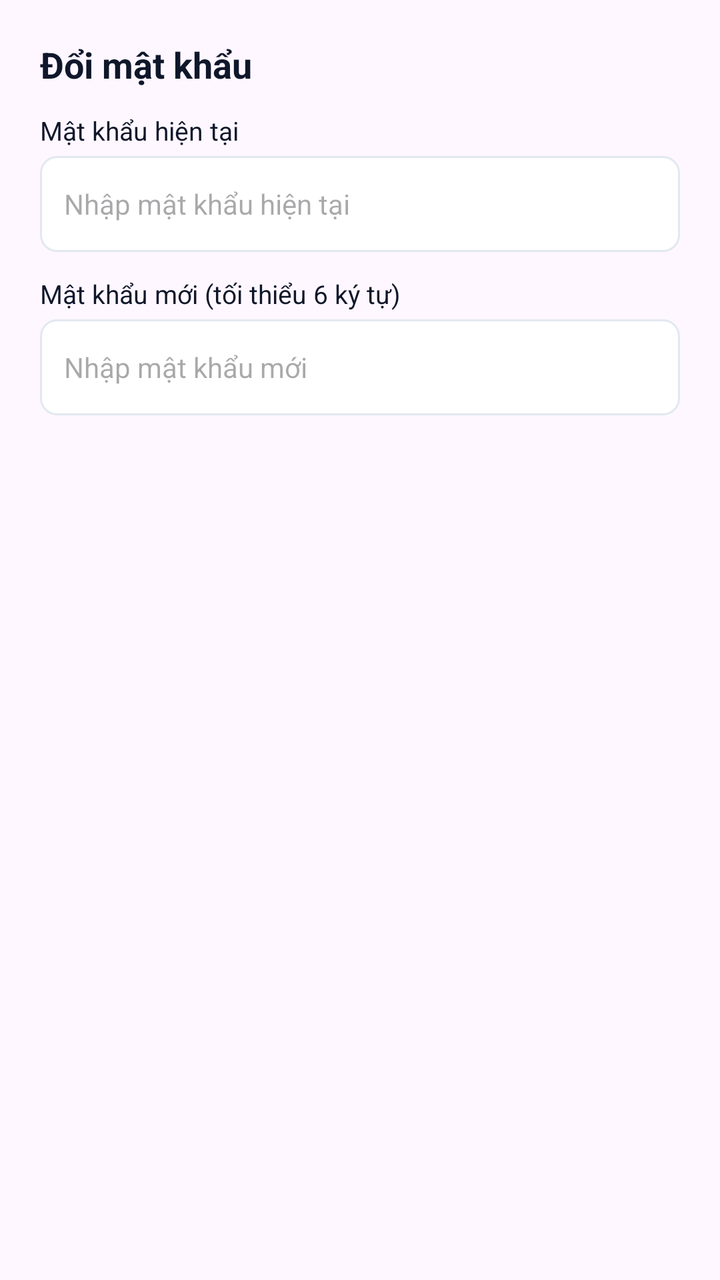
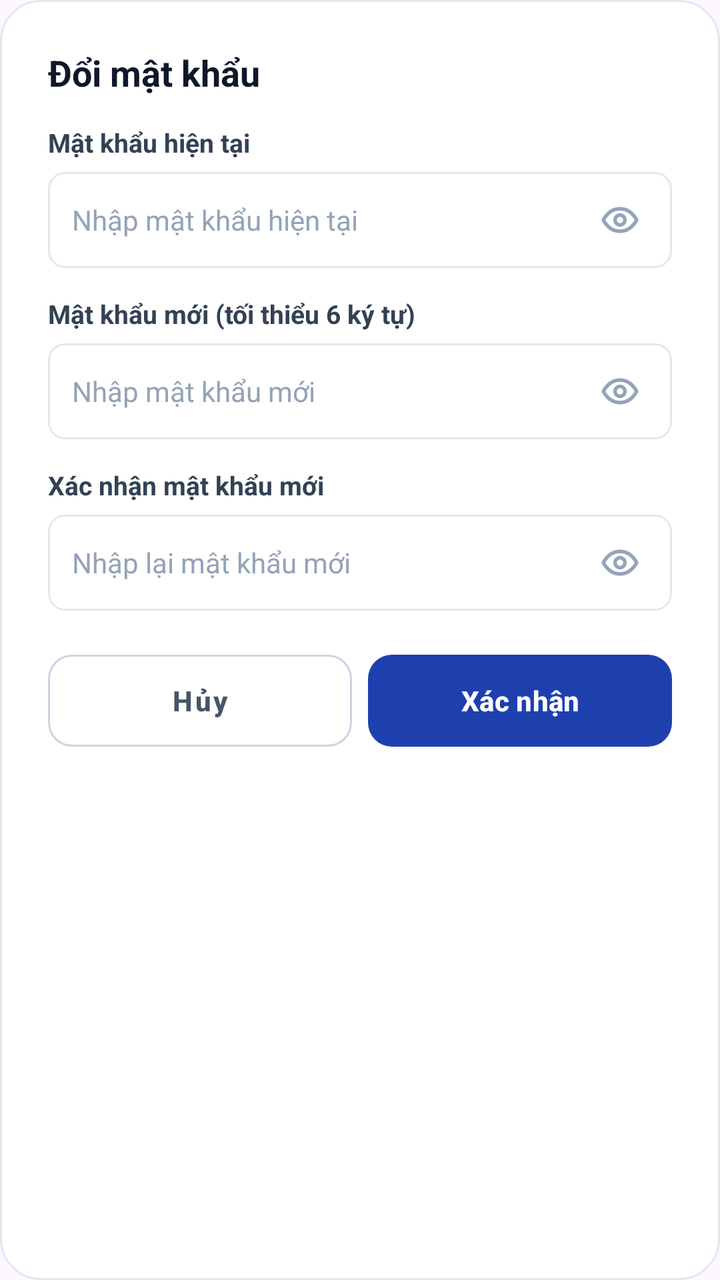

Two renders of the same Android screen: before a commit and after it. Below are the layout's source before the change and the commit's diff.
<!-- AndroidManifest.xml: application theme Theme.BaseProject -->
<!-- res/layout/dialog_change_password.xml -->
<?xml version="1.0" encoding="utf-8"?>
<LinearLayout xmlns:android="http://schemas.android.com/apk/res/android"
    android:layout_width="match_parent"
    android:layout_height="wrap_content"
    android:orientation="vertical"
    android:padding="20dp">

    <TextView
        android:layout_width="wrap_content"
        android:layout_height="wrap_content"
        android:text="Đổi mật khẩu"
        android:textColor="@color/text_primary"
        android:textSize="18sp"
        android:textStyle="bold" />

    <TextView
        android:layout_width="wrap_content"
        android:layout_height="wrap_content"
        android:layout_marginTop="12dp"
        android:text="Mật khẩu hiện tại"
        android:textColor="@color/text_primary"
        android:textSize="13sp" />

    <EditText
        android:id="@+id/etCurrentPassword"
        android:layout_width="match_parent"
        android:layout_height="48dp"
        android:layout_marginTop="4dp"
        android:background="@drawable/bg_input_field"
        android:hint="Nhập mật khẩu hiện tại"
        android:inputType="textPassword"
        android:paddingHorizontal="12dp"
        android:textColor="@color/text_primary"
        android:textSize="14sp" />

    <TextView
        android:layout_width="wrap_content"
        android:layout_height="wrap_content"
        android:layout_marginTop="12dp"
        android:text="Mật khẩu mới (tối thiểu 6 ký tự)"
        android:textColor="@color/text_primary"
        android:textSize="13sp" />

    <EditText
        android:id="@+id/etNewPassword"
        android:layout_width="match_parent"
        android:layout_height="48dp"
        android:layout_marginTop="4dp"
        android:background="@drawable/bg_input_field"
        android:hint="Nhập mật khẩu mới"
        android:inputType="textPassword"
        android:paddingHorizontal="12dp"
        android:textColor="@color/text_primary"
        android:textSize="14sp" />

</LinearLayout>
<!-- resources referenced by this layout -->
<resources>
  <color name="text_primary">#0F172A</color>
  <!-- drawable bg_input_field (drawable) -->
  <?xml version="1.0" encoding="utf-8"?>
  <shape xmlns:android="http://schemas.android.com/apk/res/android"
      android:shape="rectangle">
      <solid android:color="@color/card_bg" />
      <stroke
          android:width="1dp"
          android:color="@color/border_default" />
      <corners android:radius="8dp" />
  </shape>
  <style name="Theme.BaseProject" parent="Base.Theme.BaseProject" />
  <color name="card_bg">#FFFFFF</color>
  <color name="border_default">#E2E8F0</color>
  <style name="Base.Theme.BaseProject" parent="Theme.Material3.DayNight.NoActionBar">
          <item name="android:statusBarColor">@android:color/transparent</item>
          <item name="android:windowLightStatusBar">true</item>
      </style>
</resources>

<!-- the commit's change to res/layout/dialog_change_password.xml (unified diff, before → after) -->
@@ -1,56 +1,193 @@
 <?xml version="1.0" encoding="utf-8"?>
 <LinearLayout xmlns:android="http://schemas.android.com/apk/res/android"
+    xmlns:app="http://schemas.android.com/apk/res-auto"
     android:layout_width="match_parent"
     android:layout_height="wrap_content"
+    android:background="@drawable/bg_modern_dialog"
     android:orientation="vertical"
-    android:padding="20dp">
+    android:padding="24dp">
 
+    <TextView
+        android:layout_width="match_parent"
+        android:layout_height="wrap_content"
+        android:text="@string/profile_change_password_title"
+        android:textColor="#0F172A"
+        android:textSize="18sp"
+        android:textStyle="bold" />
+
+    
     <TextView
         android:layout_width="wrap_content"
         android:layout_height="wrap_content"
-        android:text="Đổi mật khẩu"
-        android:textColor="@color/text_primary"
-        android:textSize="18sp"
+        android:layout_marginTop="14dp"
+        android:text="@string/profile_current_password"
+        android:textColor="#334155"
+        android:textSize="13sp"
         android:textStyle="bold" />
 
+    <LinearLayout
+        android:layout_width="match_parent"
+        android:layout_height="48dp"
+        android:layout_marginTop="6dp"
+        android:background="@drawable/bg_input_field"
+        android:gravity="center_vertical"
+        android:orientation="horizontal"
+        android:paddingStart="12dp"
+        android:paddingEnd="8dp">
+
+        <EditText
+            android:id="@+id/etCurrentPassword"
+            android:layout_width="0dp"
+            android:layout_height="match_parent"
+            android:layout_weight="1"
+            android:background="@null"
+            android:hint="@string/dialog_current_pass_hint"
+            android:inputType="textPassword"
+            android:textColor="#0F172A"
+            android:textColorHint="#94A3B8"
+            android:textSize="14sp" />
+
+        <ImageView
+            android:id="@+id/ivToggleCurrentPass"
+            android:layout_width="36dp"
+            android:layout_height="36dp"
+            android:background="?attr/selectableItemBackgroundBorderless"
+            android:clickable="true"
+            android:contentDescription="Toggle password"
+            android:focusable="true"
+            android:padding="8dp"
+            app:srcCompat="@drawable/ic_eye"
+            app:tint="#94A3B8" />
+    </LinearLayout>
+
+    
     <TextView
         android:layout_width="wrap_content"
         android:layout_height="wrap_content"
-        android:layout_marginTop="12dp"
-        android:text="Mật khẩu hiện tại"
-        android:textColor="@color/text_primary"
-        android:textSize="13sp" />
+        android:layout_marginTop="14dp"
+        android:text="@string/profile_new_password"
+        android:textColor="#334155"
+        android:textSize="13sp"
+        android:textStyle="bold" />
 
-    <EditText
-        android:id="@+id/etCurrentPassword"
+    <LinearLayout
         android:layout_width="match_parent"
         android:layout_height="48dp"
-        android:layout_marginTop="4dp"
+        android:layout_marginTop="6dp"
         android:background="@drawable/bg_input_field"
-        android:hint="Nhập mật khẩu hiện tại"
-        android:inputType="textPassword"
-        android:paddingHorizontal="12dp"
-        android:textColor="@color/text_primary"
-        android:textSize="14sp" />
+        android:gravity="center_vertical"
+        android:orientation="horizontal"
+        android:paddingStart="12dp"
+        android:paddingEnd="8dp">
 
+        <EditText
+            android:id="@+id/etNewPassword"
+            android:layout_width="0dp"
+            android:layout_height="match_parent"
+            android:layout_weight="1"
+            android:background="@null"
+            android:hint="@string/dialog_new_pass_hint"
+            android:inputType="textPassword"
+            android:textColor="#0F172A"
+            android:textColorHint="#94A3B8"
+            android:textSize="14sp" />
+
+        <ImageView
+            android:id="@+id/ivToggleNewPass"
+            android:layout_width="36dp"
+            android:layout_height="36dp"
+            android:background="?attr/selectableItemBackgroundBorderless"
+            android:clickable="true"
+            android:contentDescription="Toggle password"
+            android:focusable="true"
+            android:padding="8dp"
+            app:srcCompat="@drawable/ic_eye"
+            app:tint="#94A3B8" />
+    </LinearLayout>
+
+    
     <TextView
         android:layout_width="wrap_content"
         android:layout_height="wrap_content"
-        android:layout_marginTop="12dp"
-        android:text="Mật khẩu mới (tối thiểu 6 ký tự)"
-        android:textColor="@color/text_primary"
-        android:textSize="13sp" />
+        android:layout_marginTop="14dp"
+        android:text="@string/profile_confirm_password"
+        android:textColor="#334155"
+        android:textSize="13sp"
+        android:textStyle="bold" />
 
-    <EditText
-        android:id="@+id/etNewPassword"
+    <LinearLayout
         android:layout_width="match_parent"
         android:layout_height="48dp"
-        android:layout_marginTop="4dp"
+        android:layout_marginTop="6dp"
         android:background="@drawable/bg_input_field"
-        android:hint="Nhập mật khẩu mới"
-        android:inputType="textPassword"
-        android:paddingHorizontal="12dp"
-        android:textColor="@color/text_primary"
-        android:textSize="14sp" />
+        android:gravity="center_vertical"
+        android:orientation="horizontal"
+        android:paddingStart="12dp"
+        android:paddingEnd="8dp">
+
+        <EditText
+            android:id="@+id/etConfirmPassword"
+            android:layout_width="0dp"
+            android:layout_height="match_parent"
+            android:layout_weight="1"
+            android:background="@null"
+            android:hint="@string/dialog_confirm_pass_hint"
+            android:inputType="textPassword"
+            android:textColor="#0F172A"
+            android:textColorHint="#94A3B8"
+            android:textSize="14sp" />
+
+        <ImageView
+            android:id="@+id/ivToggleConfirmPass"
+            android:layout_width="36dp"
+            android:layout_height="36dp"
+            android:background="?attr/selectableItemBackgroundBorderless"
+            android:clickable="true"
+            android:contentDescription="Toggle password"
+            android:focusable="true"
+            android:padding="8dp"
+            app:srcCompat="@drawable/ic_eye"
+            app:tint="#94A3B8" />
+    </LinearLayout>
+
+    <LinearLayout
+        android:layout_width="match_parent"
+        android:layout_height="wrap_content"
+        android:layout_marginTop="22dp"
+        android:orientation="horizontal">
+
+        <com.google.android.material.button.MaterialButton
+            android:id="@+id/btnCancelPass"
+            style="@style/Widget.MaterialComponents.Button.OutlinedButton"
+            android:layout_width="0dp"
+            android:layout_height="46dp"
+            android:layout_marginEnd="8dp"
+            android:layout_weight="1"
+            android:insetTop="0dp"
+            android:insetBottom="0dp"
+            android:text="@string/cancel"
+            android:textAllCaps="false"
+            android:textColor="#475569"
+            android:textSize="14sp"
+            android:textStyle="bold"
+            app:cornerRadius="12dp"
+            app:strokeColor="#CBD5E1"
+            app:strokeWidth="1dp" />
+
+        <com.google.android.material.button.MaterialButton
+            android:id="@+id/btnConfirmPass"
+            android:layout_width="0dp"
+            android:layout_height="46dp"
+            android:layout_weight="1"
+            android:insetTop="0dp"
+            android:insetBottom="0dp"
+            android:text="@string/confirm"
+            android:textAllCaps="false"
+            android:textColor="#FFFFFF"
+            android:textSize="14sp"
+            android:textStyle="bold"
+            app:backgroundTint="#1E40AF"
+            app:cornerRadius="12dp" />
+    </LinearLayout>
 
 </LinearLayout>
<!-- resource entries referenced after the edit -->
@@ -1,6 +1,5 @@
 <!-- resources referenced by this layout -->
 <resources>
-  <color name="text_primary">#0F172A</color>
   <!-- drawable bg_input_field (drawable) -->
   <?xml version="1.0" encoding="utf-8"?>
   <shape xmlns:android="http://schemas.android.com/apk/res/android"
@@ -11,6 +10,39 @@
           android:color="@color/border_default" />
       <corners android:radius="8dp" />
   </shape>
+  <!-- drawable bg_modern_dialog (drawable) -->
+  <?xml version="1.0" encoding="utf-8"?>
+  <shape xmlns:android="http://schemas.android.com/apk/res/android"
+      android:shape="rectangle">
+      <solid android:color="#FFFFFF" />
+      <corners android:radius="20dp" />
+      <stroke
+          android:width="1dp"
+          android:color="#E2E8F0" />
+  </shape>
+  <!-- drawable ic_eye (drawable) -->
+  <vector xmlns:android="http://schemas.android.com/apk/res/android"
+      android:width="20dp"
+      android:height="20dp"
+      android:viewportWidth="20"
+      android:viewportHeight="20">
+    <path
+        android:pathData="M1.666,10C5.833,2.5 14.167,2.5 18.333,10C14.167,17.5 5.833,17.5 1.666,10ZM12.5,10C12.5,10.663 12.236,11.299 11.768,11.768C11.299,12.237 10.663,12.5 10,12.5C9.337,12.5 8.701,12.237 8.232,11.768C7.763,11.299 7.5,10.663 7.5,10C7.5,9.337 7.763,8.701 8.232,8.232C8.701,7.763 9.337,7.5 10,7.5C10.663,7.5 11.299,7.763 11.768,8.232C12.236,8.701 12.5,9.337 12.5,10Z"
+        android:strokeLineJoin="round"
+        android:strokeWidth="1.8"
+        android:fillColor="#00000000"
+        android:strokeColor="#64748B"
+        android:strokeLineCap="round"/>
+  </vector>
+  <string name="cancel">Hủy</string>
+  <string name="confirm">Xác nhận</string>
+  <string name="dialog_confirm_pass_hint">Nhập lại mật khẩu mới</string>
+  <string name="dialog_current_pass_hint">Nhập mật khẩu hiện tại</string>
+  <string name="dialog_new_pass_hint">Nhập mật khẩu mới</string>
+  <string name="profile_change_password_title">Đổi mật khẩu</string>
+  <string name="profile_confirm_password">Xác nhận mật khẩu mới</string>
+  <string name="profile_current_password">Mật khẩu hiện tại</string>
+  <string name="profile_new_password">Mật khẩu mới (tối thiểu 6 ký tự)</string>
   <style name="Theme.BaseProject" parent="Base.Theme.BaseProject" />
   <color name="card_bg">#FFFFFF</color>
   <color name="border_default">#E2E8F0</color>
